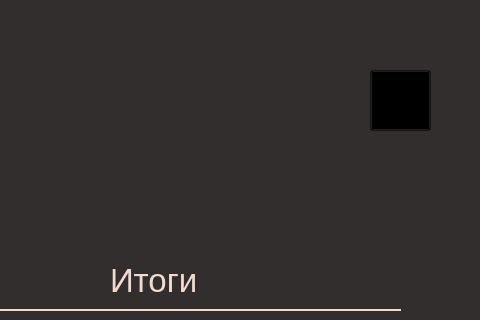
Above: zamar.ui from JpryHyrd/PythonProject before the change; both pictures show x 920 to 1400 and y 0 to 320 of the 1400 by 800 pixel window. Below: the same form after it.
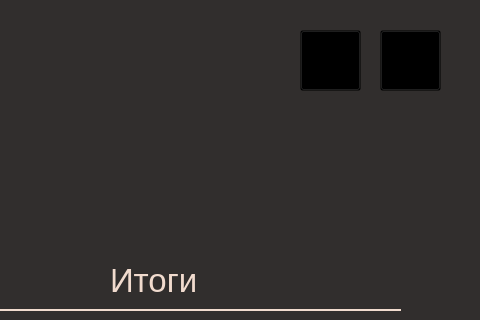
That is the form after the change. Icons and pictures are not drawn.

What changed in the file:
```diff
--- a/zamar.ui
+++ b/zamar.ui
@@ -327,22 +327,6 @@
      <string/>
     </property>
    </widget>
-   <widget class="QLabel" name="label_9">
-    <property name="geometry">
-     <rect>
-      <x>1290</x>
-      <y>70</y>
-      <width>71</width>
-      <height>61</height>
-     </rect>
-    </property>
-    <property name="text">
-     <string/>
-    </property>
-    <property name="pixmap">
-     <pixmap>Pictures/Серый дом.png</pixmap>
-    </property>
-   </widget>
    <widget class="QLabel" name="label_8">
     <property name="geometry">
      <rect>
@@ -470,27 +454,6 @@
      <string>Недвижимость</string>
     </property>
    </widget>
-   <widget class="QPushButton" name="pushButton_2">
-    <property name="geometry">
-     <rect>
-      <x>1290</x>
-      <y>70</y>
-      <width>61</width>
-      <height>61</height>
-     </rect>
-    </property>
-    <property name="font">
-     <font>
-      <pointsize>36</pointsize>
-     </font>
-    </property>
-    <property name="styleSheet">
-     <string notr="true">background-color: transparent;</string>
-    </property>
-    <property name="text">
-     <string/>
-    </property>
-   </widget>
    <widget class="Line" name="line_8">
     <property name="geometry">
      <rect>
@@ -790,6 +753,128 @@
      <string>0</string>
     </property>
    </widget>
+   <widget class="QPushButton" name="pushButton">
+    <property name="geometry">
+     <rect>
+      <x>1220</x>
+      <y>40</y>
+      <width>61</width>
+      <height>51</height>
+     </rect>
+    </property>
+    <property name="styleSheet">
+     <string notr="true">background-color: transparent;</string>
+    </property>
+    <property name="text">
+     <string/>
+    </property>
+   </widget>
+   <widget class="QPushButton" name="pushButton_5">
+    <property name="geometry">
+     <rect>
+      <x>1300</x>
+      <y>30</y>
+      <width>61</width>
+      <height>61</height>
+     </rect>
+    </property>
+    <property name="styleSheet">
+     <string notr="true">background-color: transparent;</string>
+    </property>
+    <property name="text">
+     <string/>
+    </property>
+   </widget>
+   <widget class="QLabel" name="label_9">
+    <property name="geometry">
+     <rect>
+      <x>1300</x>
+      <y>30</y>
+      <width>71</width>
+      <height>61</height>
+     </rect>
+    </property>
+    <property name="text">
+     <string/>
+    </property>
+    <property name="pixmap">
+     <pixmap>Pictures/Серый дом.png</pixmap>
+    </property>
+   </widget>
+   <widget class="QPushButton" name="pushButton_4">
+    <property name="geometry">
+     <rect>
+      <x>1220</x>
+      <y>40</y>
+      <width>61</width>
+      <height>51</height>
+     </rect>
+    </property>
+    <property name="styleSheet">
+     <string notr="true">background-color: transparent;</string>
+    </property>
+    <property name="text">
+     <string/>
+    </property>
+   </widget>
+   <widget class="QLabel" name="label_10">
+    <property name="geometry">
+     <rect>
+      <x>1220</x>
+      <y>40</y>
+      <width>61</width>
+      <height>51</height>
+     </rect>
+    </property>
+    <property name="text">
+     <string/>
+    </property>
+    <property name="pixmap">
+     <pixmap>Pictures/стрелка.png</pixmap>
+    </property>
+   </widget>
+   <widget class="QPushButton" name="pushButton_2">
+    <property name="geometry">
+     <rect>
+      <x>1300</x>
+      <y>30</y>
+      <width>61</width>
+      <height>61</height>
+     </rect>
+    </property>
+    <property name="font">
+     <font>
+      <pointsize>36</pointsize>
+     </font>
+    </property>
+    <property name="styleSheet">
+     <string notr="true">background-color: transparent;</string>
+    </property>
+    <property name="text">
+     <string/>
+    </property>
+   </widget>
+   <widget class="QPushButton" name="pushButton_6">
+    <property name="geometry">
+     <rect>
+      <x>1220</x>
+      <y>30</y>
+      <width>61</width>
+      <height>61</height>
+     </rect>
+    </property>
+    <property name="font">
+     <font>
+      <pointsize>36</pointsize>
+     </font>
+    </property>
+    <property name="styleSheet">
+     <string notr="true">background-color: transparent;</string>
+    </property>
+    <property name="text">
+     <string/>
+    </property>
+   </widget>
    <zorder>line_10</zorder>
    <zorder>label_6</zorder>
    <zorder>pushButton_3</zorder>
```
Left out of the diff: 9 changed lines with no effect on the pictures.
